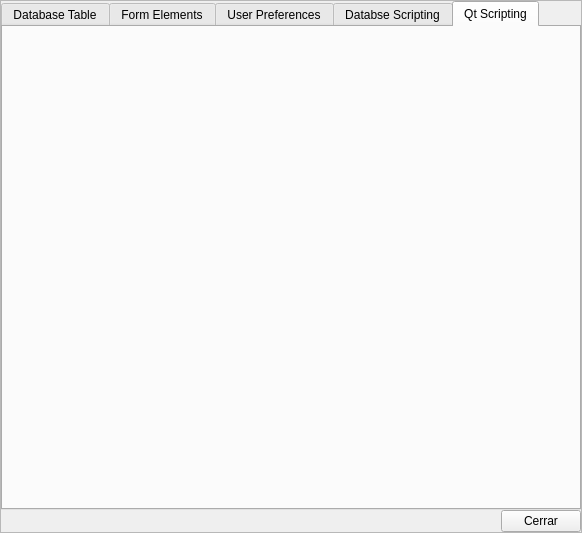
Qt form bulmages/bulmalib/src/blformconfigbase.ui (eboladev/Bulmages-1) before a commit.
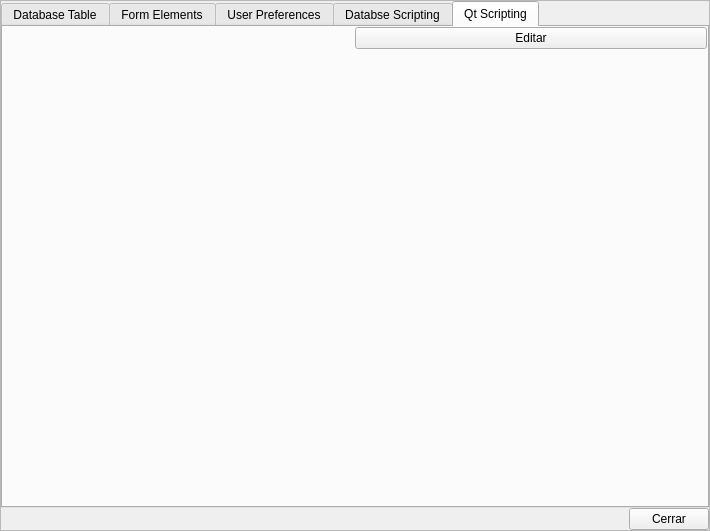
The same form after that commit. The open tabs and pages were chosen to show the change.

Commit message: Completo la parte de scripting de las opciones avanzadas de ficha para que puedan editarse directamente los scripts de una ficha. Tambien pongo las funciones SQL asociadas con la tabla de la ficha. Ea Buen año a todos

```diff
--- a/bulmages/bulmalib/src/blformconfigbase.ui
+++ b/bulmages/bulmalib/src/blformconfigbase.ui
@@ -1,19 +1,17 @@
 <ui version="4.0" >
  <author>Tomeu Borras Riera</author>
  <class>BlFormConfigBase</class>
- <widget class="QWidget" name="BlFormConfigBase" >
-  <property name="geometry" >
+ <widget class="QWidget" name="BlFormConfigBase">
+  <property name="geometry">
    <rect>
     <x>0</x>
     <y>0</y>
-    <width>582</width>
-    <height>533</height>
+    <width>710</width>
+    <height>531</height>
    </rect>
   </property>
-  <property name="sizePolicy" >
-   <sizepolicy>
-    <hsizetype>7</hsizetype>
-    <vsizetype>7</vsizetype>
+  <property name="sizePolicy">
+   <sizepolicy hsizetype="Expanding" vsizetype="Expanding">
     <horstretch>0</horstretch>
     <verstretch>0</verstretch>
    </sizepolicy>
@@ -32,11 +30,9 @@
     <number>0</number>
    </property>
    <item>
-    <widget class="QFrame" name="frame" >
-     <property name="sizePolicy" >
-      <sizepolicy>
-       <hsizetype>7</hsizetype>
-       <vsizetype>7</vsizetype>
+    <widget class="QFrame" name="frame">
+     <property name="sizePolicy">
+      <sizepolicy hsizetype="Expanding" vsizetype="Expanding">
        <horstretch>0</horstretch>
        <verstretch>0</verstretch>
       </sizepolicy>
@@ -284,6 +280,39 @@
          <attribute name="title" >
           <string>Qt Scripting</string>
          </attribute>
+         <layout class="QGridLayout" name="gridLayout">
+          <item row="0" column="0">
+           <layout class="QHBoxLayout" name="horizontalLayout">
+            <item>
+             <widget class="QLabel" name="archivoScript">
+              <property name="text">
+               <string/>
+              </property>
+             </widget>
+            </item>
+            <item>
+             <widget class="QPushButton" name="editarScript">
+              <property name="text">
+               <string>Editar</string>
+              </property>
+             </widget>
+            </item>
+           </layout>
+          </item>
+          <item row="1" column="0">
+           <spacer name="verticalSpacer">
+            <property name="orientation">
+             <enum>Qt::Vertical</enum>
+            </property>
+            <property name="sizeHint" stdset="0">
+             <size>
+              <width>20</width>
+              <height>413</height>
+             </size>
+            </property>
+           </spacer>
+          </item>
+         </layout>
         </widget>
        </widget>
       </item>
@@ -322,10 +351,10 @@
    </item>
   </layout>
  </widget>
+ <layoutdefault spacing="0" margin="0"/>
  <includes>
   <include location="local">local_blI18n.h</include>
  </includes>
- <layoutdefault spacing="0" margin="0" />
  <resources/>
  <connections>
   <connection>
```
Left out of the diff: 212 changed lines with no effect on the pictures. The commit also changes 4 other files.
